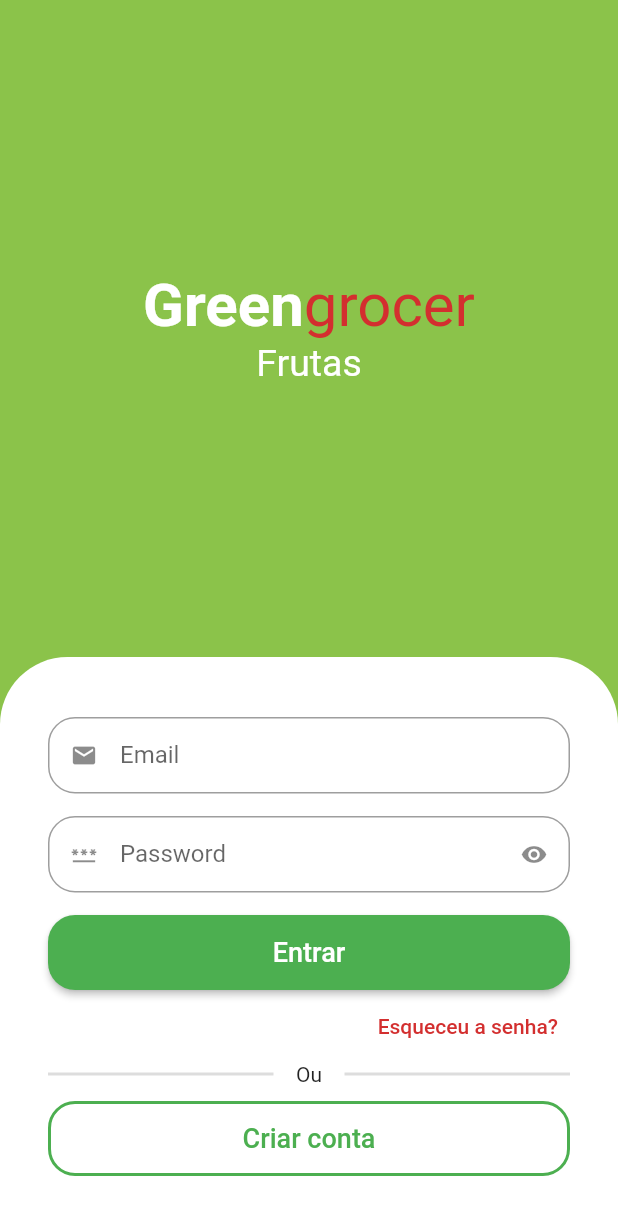
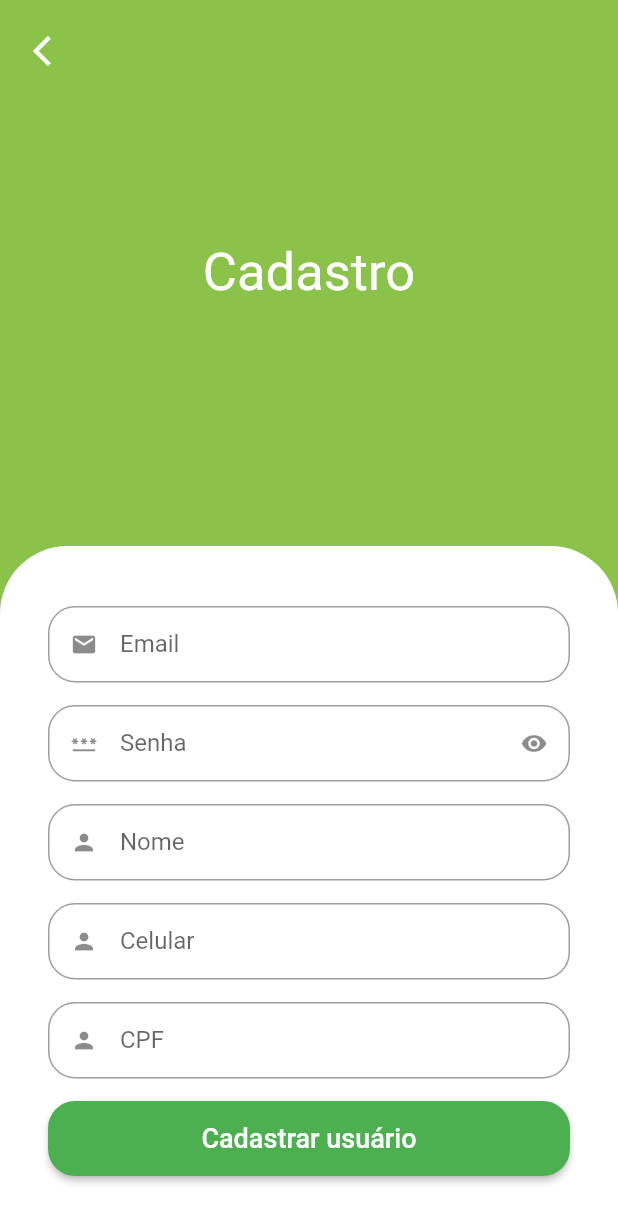
Before and after one commit to WevertonCouto/GreenGrocer-App, a Flutter app: the SignInScreen screen opened directly, after a tap on "Criar conta", on a phone screen of 412 x 824 dp. Shown: the top 1223 px of the screen. Run offline on Flutter 3.47's test engine with Material 2 defaults, Android fonts, the phone set to English and light mode, and no system bars; drawn by our look-alikes of animated_text_kit; our stand-ins replace mask_text_input_formatter.

Commit message:
add sign up screen

```diff
--- a/lib/src/auth/components/custom_text_field.dart
+++ b/lib/src/auth/components/custom_text_field.dart
@@ -1,14 +1,17 @@
 import 'package:flutter/material.dart';
+import 'package:flutter/services.dart';
 
 class CustomTextField extends StatefulWidget {
   final IconData iconData;
   final String label;
   final bool isSecret;
+  final List<TextInputFormatter>? inputFormatters;
 
   const CustomTextField(
       {required this.iconData,
       required this.label,
       this.isSecret = false,
+      this.inputFormatters,
       super.key});
 
   @override
@@ -30,6 +33,7 @@ class _CustomTextFieldState extends State<CustomTextField> {
     return Padding(
       padding: const EdgeInsets.only(bottom: 15),
       child: TextFormField(
+        inputFormatters: widget.inputFormatters,
         obscureText: isObscure,
         decoration: InputDecoration(
             suffixIcon: widget.isSecret
--- a/lib/src/auth/sign_in_screen.dart
+++ b/lib/src/auth/sign_in_screen.dart
@@ -1,6 +1,7 @@
 import 'package:animated_text_kit/animated_text_kit.dart';
 import 'package:flutter/material.dart';
 import 'package:green_grocer/src/auth/components/custom_text_field.dart';
+import 'package:green_grocer/src/auth/sign_up_screen.dart';
 import 'package:green_grocer/src/config/custom_colors.dart';
 
 class SignInScreen extends StatelessWidget {
@@ -72,7 +73,7 @@ class SignInScreen extends StatelessWidget {
                     //Password text
                     const CustomTextField(
                         iconData: Icons.password,
-                        label: 'Password',
+                        label: 'Senha',
                         isSecret: true),
                     // Login button
                     SizedBox(
@@ -132,7 +133,10 @@ class SignInScreen extends StatelessWidget {
                                   borderRadius: BorderRadius.circular(18)),
                               side: const BorderSide(
                                   width: 2, color: Colors.green)),
-                          onPressed: () {},
+                          onPressed: () {
+                            Navigator.of(context).push(MaterialPageRoute(
+                                builder: ((context) => SignUpScreen())));
+                          },
                           child: const Text(
                             'Criar conta',
                             style: TextStyle(fontSize: 18),
--- /dev/null
+++ b/lib/src/auth/sign_up_screen.dart
@@ -0,0 +1,107 @@
+import 'package:flutter/material.dart';
+import 'package:mask_text_input_formatter/mask_text_input_formatter.dart';
+
+import '../config/custom_colors.dart';
+import 'components/custom_text_field.dart';
+
+class SignUpScreen extends StatelessWidget {
+  SignUpScreen({super.key});
+
+  final cpfFormatter = MaskTextInputFormatter(
+      mask: '###.###.###-##', filter: {'#': RegExp(r'[0-9]')});
+
+  final phoneFormatter = MaskTextInputFormatter(
+      mask: '## # ####-####', filter: {'#': RegExp(r'[0-9]')});
+
+  @override
+  Widget build(BuildContext context) {
+    final size = MediaQuery.of(context).size;
+    return Scaffold(
+      backgroundColor: CustomColors.customSwatchColor,
+      body: SingleChildScrollView(
+        child: SizedBox(
+          height: size.height,
+          width: size.width,
+          child: Stack(
+            children: [
+              Column(
+                children: [
+                  // screen text
+                  const Expanded(
+                    child: Center(
+                      child: Text(
+                        'Cadastro',
+                        style: TextStyle(fontSize: 35, color: Colors.white),
+                      ),
+                    ),
+                  ),
+                  // Form
+                  Container(
+                    padding: const EdgeInsets.symmetric(
+                        horizontal: 32, vertical: 40),
+                    decoration: const BoxDecoration(
+                        color: Colors.white,
+                        borderRadius:
+                            BorderRadius.vertical(top: Radius.circular(45))),
+                    child: Column(
+                      crossAxisAlignment: CrossAxisAlignment.stretch,
+                      children: [
+                        //Email text
+                        const CustomTextField(
+                            iconData: Icons.email, label: 'Email'),
+                        //Password text
+                        const CustomTextField(
+                            iconData: Icons.password,
+                            label: 'Senha',
+                            isSecret: true),
+                        //Name text
+                        const CustomTextField(
+                            iconData: Icons.person, label: 'Nome'),
+                        //Phone text
+                        CustomTextField(
+                          iconData: Icons.person,
+                          label: 'Celular',
+                          inputFormatters: [phoneFormatter],
+                        ),
+                        //CPF text
+                        CustomTextField(
+                            iconData: Icons.person,
+                            label: 'CPF',
+                            inputFormatters: [cpfFormatter]),
+                        SizedBox(
+                          height: 50,
+                          child: ElevatedButton(
+                              style: ElevatedButton.styleFrom(
+                                  shape: RoundedRectangleBorder(
+                                      borderRadius: BorderRadius.circular(18))),
+                              onPressed: () {},
+                              child: const Text(
+                                'Cadastrar usuário',
+                                style: TextStyle(fontSize: 18),
+                              )),
+                        )
+                      ],
+                    ),
+                  )
+                ],
+              ),
+              Positioned(
+                left: 10,
+                top: 10,
+                child: SafeArea(
+                    child: IconButton(
+                        onPressed: () {
+                          Navigator.of(context).pop();
+                        },
+                        icon: const Icon(
+                          Icons.arrow_back_ios,
+                          color: Colors.white,
+                        ))),
+              )
+            ],
+          ),
+        ),
+      ),
+    );
+  }
+}
--- a/pubspec.yaml
+++ b/pubspec.yaml
@@ -37,6 +37,7 @@ dependencies:
   # Use with the CupertinoIcons class for iOS style icons.
   cupertino_icons: ^1.0.2
   animated_text_kit: ^4.2.1
+  mask_text_input_formatter: ^2.4.0
 
 dev_dependencies:
   flutter_test:
```
Also changed, not shown: pubspec.lock.
